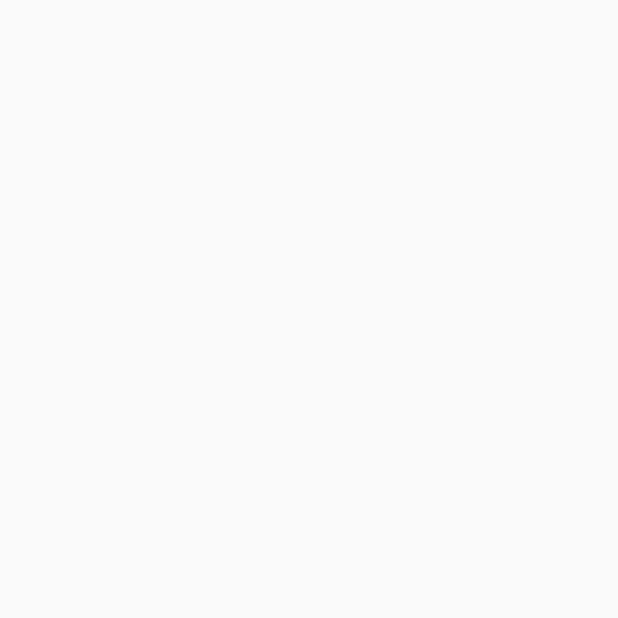
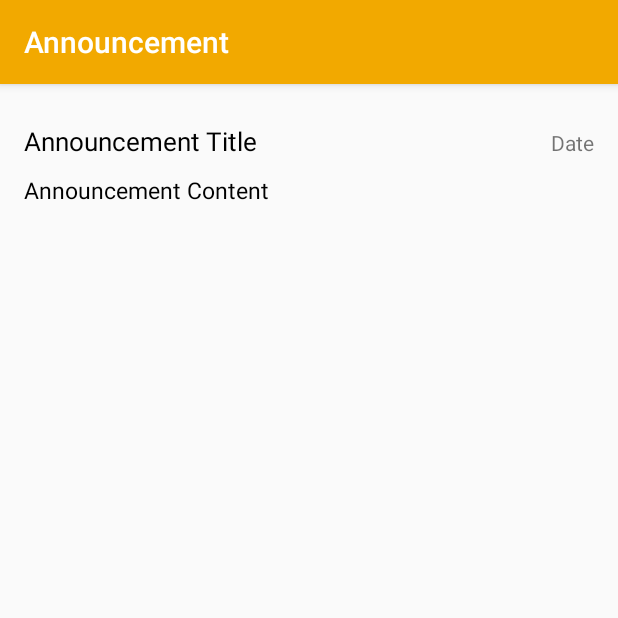
Before and after one commit to markdenverPH/E-Rev-Android, an Android app: the AnnouncementDetail screen opened directly, with no data from a screen before it, on a phone screen of 412 x 824 dp, the top half of it. Before the commit the part shown is empty. Run offline under Robolectric (Android 15) with nearby library versions, the phone set to English and light mode, and no system bars; 4 statements that could not run were skipped.

Commit message:
Fully Functional Announcement
Announcement

```diff
--- a/app/src/main/java/com/example/babar/e_rev/AnnouncementDetail.java
+++ b/app/src/main/java/com/example/babar/e_rev/AnnouncementDetail.java
@@ -1,13 +1,30 @@
 package com.example.babar.e_rev;
 
+import android.content.Intent;
 import android.support.v7.app.AppCompatActivity;
 import android.os.Bundle;
+import android.widget.TextClock;
+import android.widget.TextView;
+import android.widget.Toast;
 
 public class AnnouncementDetail extends AppCompatActivity {
+    int item_pos;
+    TextView announcer, title, date, content;
 
     @Override
     protected void onCreate(Bundle savedInstanceState) {
         super.onCreate(savedInstanceState);
         setContentView(R.layout.activity_announcement_detail);
+        UserDetails userDetails = new UserDetails();
+        item_pos = userDetails.getAd_item();
+        getSupportActionBar().setSubtitle("From: " + userDetails.announcement_announcer.get(item_pos));
+        title = (TextView) findViewById(R.id.ad_title);
+        date = (TextView) findViewById(R.id.ad_date);
+        content = (TextView) findViewById(R.id.ad_content);
+
+        title.setText(userDetails.announcement_title.get(item_pos));
+        date.setText(userDetails.announcement_created_at.get(item_pos));
+        content.setText("- " + userDetails.announcement_content.get(item_pos));
+
     }
 }
--- a/app/src/main/java/com/example/babar/e_rev/UserDetails.java
+++ b/app/src/main/java/com/example/babar/e_rev/UserDetails.java
@@ -7,7 +7,7 @@ import java.util.ArrayList;
  */
 
 public class UserDetails {
-    public static int student_id, offering_id;
+    public static int student_id, offering_id, ad_item;
     public static String full_name, username, password, email, department, image_path, identifier;
     public static ArrayList<String> announcement_title = new ArrayList<>();
     public static ArrayList<String> announcement_content = new ArrayList<>();
@@ -15,6 +15,7 @@ public class UserDetails {
     public static ArrayList<String> announcement_end_datetime = new ArrayList<>();
     public static ArrayList<String> announcement_start_datetime = new ArrayList<>();
     public static ArrayList<String> announcement_announcer = new ArrayList<>();
+    static String base = "172.16.86.42";
 
     @Override
     public String toString() {
@@ -29,6 +30,22 @@ public class UserDetails {
                 ", image_path='" + image_path + '\'' +
                 ", identifier='" + identifier + '\'' +
                 '}';
+    }
+
+    public static int getAd_item() {
+        return ad_item;
+    }
+
+    public static void setAd_item(int ad_item) {
+        UserDetails.ad_item = ad_item;
+    }
+
+    public static String getBase() {
+        return base;
+    }
+
+    public void setBase(String base) {
+        this.base = base;
     }
 
     public String getIdentifier() {
--- a/app/src/main/res/layout/activity_announcement_detail.xml
+++ b/app/src/main/res/layout/activity_announcement_detail.xml
@@ -3,7 +3,52 @@
     xmlns:app="http://schemas.android.com/apk/res-auto"
     xmlns:tools="http://schemas.android.com/tools"
     android:layout_width="match_parent"
-    android:layout_height="match_parent"
+    android:layout_height="wrap_content"
+    android:orientation="vertical"
+    android:paddingTop="10dp"
     tools:context="com.example.babar.e_rev.AnnouncementDetail">
 
+    <LinearLayout
+        android:layout_width="match_parent"
+        android:layout_height="wrap_content"
+        android:layout_weight="1"
+        android:gravity="bottom"
+        android:orientation="horizontal"
+        android:paddingBottom="10dp"
+        android:paddingLeft="16dp"
+        android:paddingRight="16dp"
+        android:paddingTop="16dp">
+
+        <TextView
+            android:id="@+id/ad_title"
+            android:layout_width="wrap_content"
+            android:layout_height="wrap_content"
+            android:layout_weight="1"
+            android:paddingRight="10dp"
+            android:text="Announcement Title"
+            android:textColor="@android:color/black"
+            android:textSize="17sp" />
+
+        <TextView
+            android:id="@+id/ad_date"
+            android:layout_width="wrap_content"
+            android:layout_height="wrap_content"
+            android:layout_weight="0"
+            android:gravity="right"
+            android:lines="1"
+            android:text="Date" />
+
+    </LinearLayout>
+
+    <TextView
+        android:id="@+id/ad_content"
+        android:layout_width="match_parent"
+        android:layout_height="wrap_content"
+        android:layout_weight="1"
+        android:paddingLeft="16dp"
+        android:paddingRight="16dp"
+        android:text="Announcement Content"
+        android:textColor="@android:color/black"
+        android:textSize="15sp" />
+
 </LinearLayout>
--- a/app/src/main/res/layout/fragment_home.xml
+++ b/app/src/main/res/layout/fragment_home.xml
@@ -11,5 +11,6 @@
     <ListView
         android:id="@+id/lv_announce"
         android:layout_width="match_parent"
-        android:layout_height="match_parent" />
+        android:layout_height="match_parent"
+        android:smoothScrollbar="false" />
 </android.support.v4.widget.SwipeRefreshLayout>
--- a/app/src/main/res/values/styles.xml
+++ b/app/src/main/res/values/styles.xml
@@ -3,6 +3,16 @@
     <!-- Base application theme. -->
     <style name="AppTheme" parent="Theme.AppCompat.Light.NoActionBar">//orig:
         Theme.AppCompat.Light.DarkActionBar
+        <!-- Customize your theme here. -->
+        <item name="colorPrimary">@color/colorPrimary</item>
+        <item name="colorPrimaryDark">@color/colorPrimaryDark</item>
+        <item name="colorAccent">@color/colorAccent</item>
+
+        <item name="off_green">@color/off_green</item>
+        <item name="off_gold">@color/off_gold</item>
+    </style>
+
+    <style name="AppTheme2" parent="Theme.AppCompat.Light.DarkActionBar">
         <!-- Customize your theme here. -->
         <item name="colorPrimary">@color/colorPrimary</item>
         <item name="colorPrimaryDark">@color/colorPrimaryDark</item>
```
Also changed, not shown: app/src/main/AndroidManifest.xml (+6 -3 lines), app/src/main/java/com/example/babar/e_rev/HomeFragment.java (+5 -3 lines), app/src/main/java/com/example/babar/e_rev/LoginActivity.java (+23 -18 lines), app/src/main/java/com/example/babar/e_rev/MainActivity.java (+7 -14 lines), app/src/main/java/com/example/babar/e_rev/custom_row_announcement.java (+7 -3 lines), app/src/main/res/layout/custom_row_announcement.xml (+17 -0 lines).
